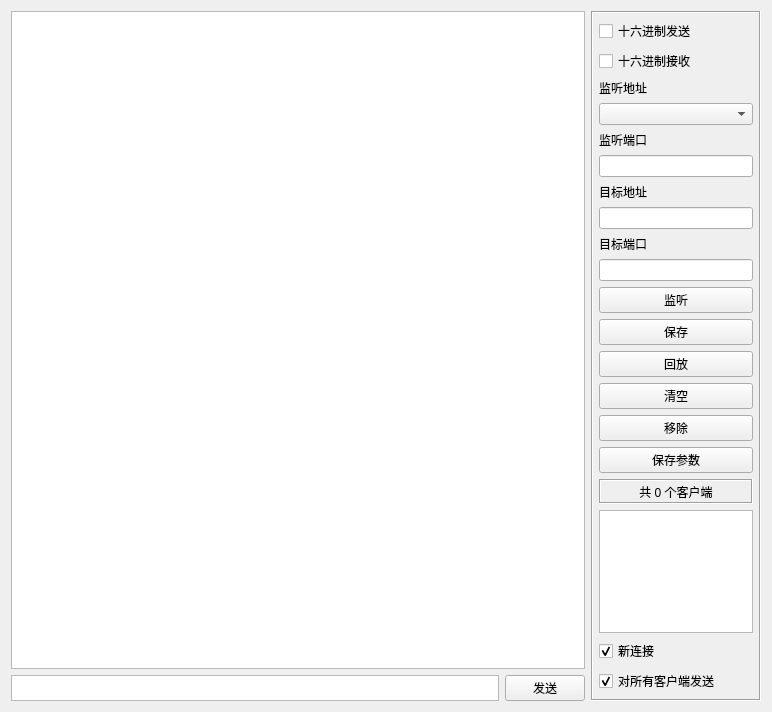
Above: udpserver.ui from Viorae/FinalNetTool before the change. Below: the same form after it.
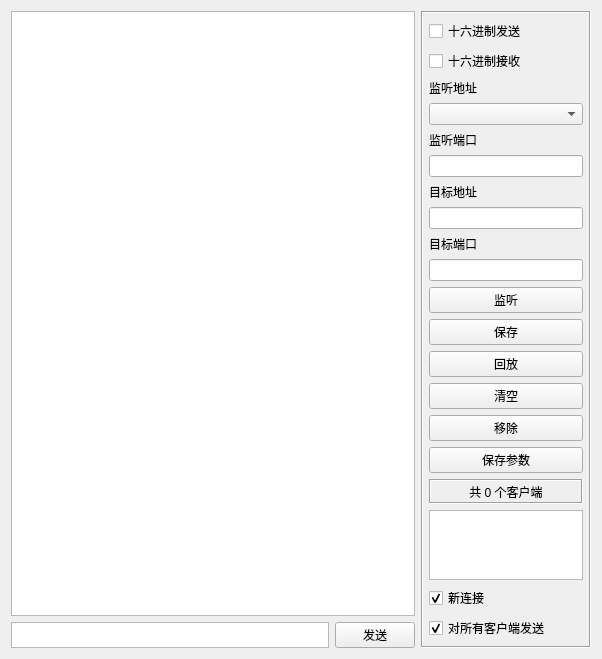
That is the form after the change.

Patch:
```diff
--- a/udpserver.ui
+++ b/udpserver.ui
@@ -6,8 +6,8 @@
    <rect>
     <x>0</x>
     <y>0</y>
-    <width>772</width>
-    <height>712</height>
+    <width>602</width>
+    <height>542</height>
    </rect>
   </property>
   <property name="windowTitle">
```
Left out of the diff: 14 changed lines with no effect on the pictures.
